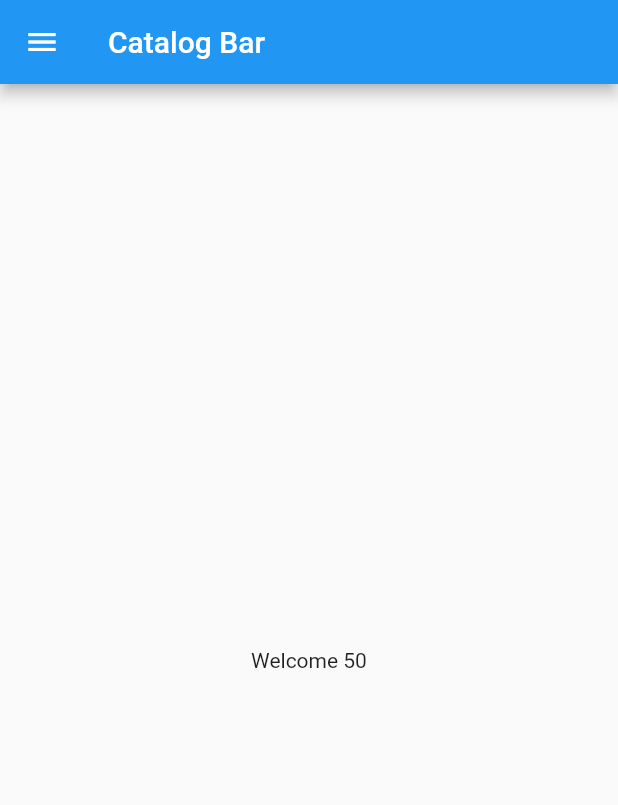
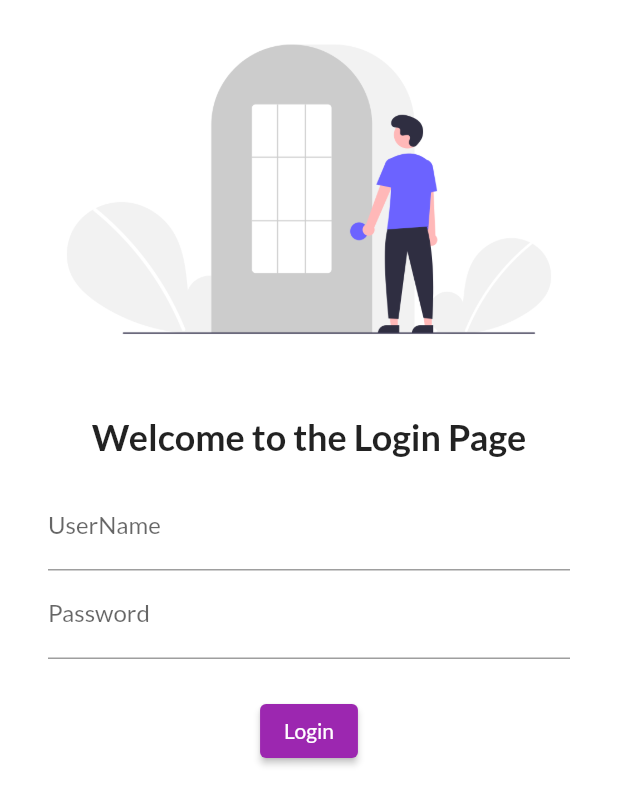
Before and after one commit to Pankajbarad18/Flutter-App, a Flutter app: the screen it shows after launch, on a phone screen of 412 x 824 dp. Shown: the top 805 px of the screen. Run offline on Flutter 3.47's test engine with Material 2 defaults, Android fonts, the phone set to English and light mode, and no system bars; our stand-ins replace google_fonts.

Commit message:
Day2 complete

```diff
--- a/lib/homepage.dart
+++ b/lib/Pages/homepage.dart
@@ -8,7 +8,7 @@ class HomePage extends StatelessWidget {
     int i = 50;
     return Scaffold(
       appBar: AppBar(
-        title: Text("Catalog Bar"),
+        title: Text("Catalog App"),
       ),
       body: Center(
         child: Container(
--- /dev/null
+++ b/lib/Pages/loginpage.dart
@@ -0,0 +1,59 @@
+import 'package:flutter/material.dart';
+
+class LoginPage extends StatelessWidget {
+  const LoginPage({super.key});
+
+  @override
+  Widget build(BuildContext context) {
+    return Material(
+        color: Colors.white,
+        child: Column(
+          children: [
+            Image.asset(
+              "assets/Images/loginImage.png",
+              fit: BoxFit.cover,
+            ),
+            SizedBox(
+              height: 24,
+            ),
+            Text(
+              "Welcome to the Login Page",
+              style: TextStyle(
+                fontSize: 24,
+                fontWeight: FontWeight.bold,
+              ),
+            ),
+            Padding(
+              padding:
+                  const EdgeInsets.symmetric(vertical: 16.0, horizontal: 32.0),
+              child: Column(
+                children: [
+                  TextFormField(
+                    decoration: InputDecoration(
+                      hintText: "Enter UserName",
+                      labelText: "UserName",
+                    ),
+                  ),
+                  TextFormField(
+                    obscureText: true,
+                    decoration: InputDecoration(
+                      hintText: "Enter Password",
+                      labelText: "Password",
+                    ),
+                  ),
+                  SizedBox(
+                    height: 24,
+                  ),
+                  ElevatedButton(
+                    onPressed: () {
+                      print("Login Successful");
+                    },
+                    child: Text("Login"),
+                  )
+                ],
+              ),
+            )
+          ],
+        ));
+  }
+}
--- a/lib/main.dart
+++ b/lib/main.dart
@@ -1,6 +1,8 @@
+import 'package:app/Pages/loginpage.dart';
 import 'package:flutter/material.dart';
-
-import 'homepage.dart';
+import 'package:google_fonts/google_fonts.dart';
+import 'package:google_fonts/google_fonts.dart';
+import 'Pages/homepage.dart';
 
 void main() {
   runApp(MyApp());
@@ -11,8 +13,17 @@ class MyApp extends StatelessWidget {
   @override
   Widget build(BuildContext context) {
     return MaterialApp(
-      home: HomePage(),
-
+      themeMode: ThemeMode.light,
+      theme: ThemeData(
+        primarySwatch: Colors.purple,
+        fontFamily: GoogleFonts.lato().fontFamily,
+      ),
+      darkTheme: ThemeData(brightness: Brightness.dark),
+      routes: {
+        "/": (context) => LoginPage(),
+        "/home": (context) => HomePage(),
+        "/login": (context) => LoginPage(),
+      },
     );
   }
 }
--- a/pubspec.yaml
+++ b/pubspec.yaml
@@ -35,7 +35,7 @@ dependencies:
   # The following adds the Cupertino Icons font to your application.
   # Use with the CupertinoIcons class for iOS style icons.
   cupertino_icons: ^1.0.2
-
+  google_fonts: ^4.0.3
 dev_dependencies:
   flutter_test:
     sdk: flutter
@@ -59,8 +59,8 @@ flutter:
   uses-material-design: true
 
   # To add assets to your application, add an assets section, like this:
-  # assets:
-  #   - images/a_dot_burr.jpeg
+  assets:
+     - assets/Images/
   #   - images/a_dot_ham.jpeg
 
   # An image asset can refer to one or more resolution-specific "variants", see
```
Also changed, not shown: assets/Images/loginImage.png (added), pubspec.lock, 1 other file.
